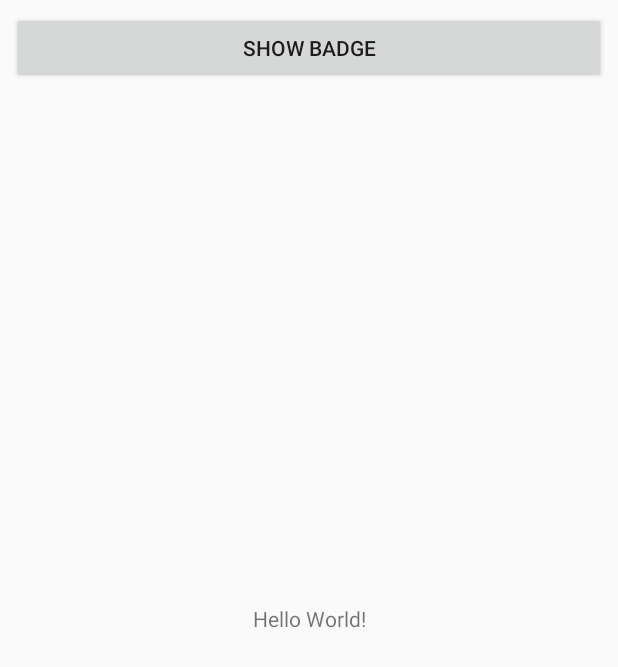
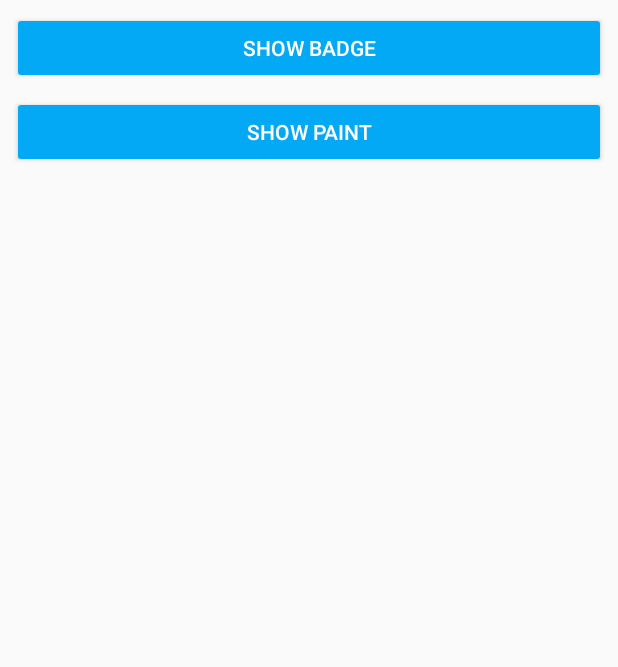
Before and after one commit to zac4j/view-component, an Android app: the screen it shows after launch (MainActivity), on a phone screen of 412 x 824 dp. Shown: the top 667 px of the screen. Run offline under Robolectric (Android 15) with nearby library versions, the phone set to English and light mode, and no system bars; our stand-ins replace data binding; 1 statement that could not run was skipped.

Commit message:
[feature] add mini paint part

```diff
--- a/app/build.gradle
+++ b/app/build.gradle
@@ -3,11 +3,11 @@ apply plugin: 'kotlin-android'
 apply plugin: 'kotlin-android-extensions'
 
 android {
-  compileSdkVersion 30
+  compileSdkVersion 29
   defaultConfig {
     applicationId "com.zac4j.sample"
     minSdkVersion 21
-    targetSdkVersion 30
+    targetSdkVersion 29
     versionCode 1
     versionName "1.0"
   }
@@ -21,7 +21,7 @@ android {
 }
 
 dependencies {
-  compile project(':widget')
+  implementation project(':widget')
   implementation 'androidx.appcompat:appcompat:1.2.0'
   implementation 'androidx.constraintlayout:constraintlayout:2.0.1'
   implementation 'com.google.android.material:material:1.2.1'
--- a/app/src/main/java/com/zac4j/sample/MainActivity.kt
+++ b/app/src/main/java/com/zac4j/sample/MainActivity.kt
@@ -1,29 +1,39 @@
 package com.zac4j.sample
 
-import android.app.Activity
 import android.os.Bundle
 import android.view.View
 import android.view.View.OnClickListener
-import android.widget.TextView
+import androidx.appcompat.app.AppCompatActivity
 import com.zac4j.sample.R.id
 import com.zac4j.sample.R.layout
-import com.zac4j.widget.BadgeView
+import com.zac4j.sample.databinding.ActivityMainBinding
 
-class MainActivity : Activity(), OnClickListener {
-  private var mContentTextView: TextView? = null
+class MainActivity : AppCompatActivity(), OnClickListener {
+
+  private var binding: ActivityMainBinding? = null
+
   override fun onCreate(savedInstanceState: Bundle?) {
     super.onCreate(savedInstanceState)
     setContentView(layout.activity_main)
-    mContentTextView = findViewById(id.main_tv_text)
-    findViewById<View>(id.main_btn_show_badge).setOnClickListener(this)
+
+    binding = ActivityMainBinding.inflate(layoutInflater)
   }
 
   override fun onClick(view: View) {
     when (view.id) {
       id.main_btn_show_badge -> {
-        val badgeView = BadgeView(this@MainActivity, mContentTextView)
-        badgeView.increment(10)
-        badgeView.show()
+//        val badgeView = BadgeView(this@MainActivity, mContentTextView)
+//        badgeView.increment(10)
+//        badgeView.show()
+      }
+      id.main_btn_show_paint -> {
+        val fragment = supportFragmentManager.findFragmentById(id.main_container)
+        if (fragment == null) {
+          val page = MiniPaintFragment()
+          supportFragmentManager.beginTransaction()
+              .add(id.main_container, page)
+              .commit()
+        }
       }
     }
   }
--- a/app/src/main/res/layout/activity_main.xml
+++ b/app/src/main/res/layout/activity_main.xml
@@ -1,31 +1,53 @@
 <?xml version="1.0" encoding="utf-8"?>
-<androidx.constraintlayout.widget.ConstraintLayout xmlns:android="http://schemas.android.com/apk/res/android"
+<layout xmlns:android="http://schemas.android.com/apk/res/android"
   xmlns:app="http://schemas.android.com/apk/res-auto"
-  xmlns:tools="http://schemas.android.com/tools"
+  xmlns:tools="http://schemas.android.com/tools">
+
+  <data>
+
+  </data>
+
+  <androidx.constraintlayout.widget.ConstraintLayout
     android:layout_width="match_parent"
     android:layout_height="match_parent"
     tools:context="com.zac4j.sample.MainActivity">
 
-  <TextView
-    android:id="@id/main_tv_text"
-    android:layout_width="wrap_content"
-    android:layout_height="wrap_content"
-    android:text="Hello World!"
-    app:layout_constraintBottom_toBottomOf="parent"
-    app:layout_constraintLeft_toLeftOf="parent"
-    app:layout_constraintRight_toRightOf="parent"
-    app:layout_constraintTop_toTopOf="parent" />
-
     <Button
       android:id="@id/main_btn_show_badge"
+      style="@style/Widget.AppCompat.Button.Colored"
       android:layout_width="0dp"
       android:layout_height="48dp"
       android:layout_marginStart="8dp"
       android:layout_marginTop="8dp"
       android:layout_marginEnd="8dp"
-    android:text="@string/badge"
+      android:onClick="onClick"
+      android:text="@string/show_badge"
       app:layout_constraintEnd_toEndOf="parent"
       app:layout_constraintStart_toStartOf="parent"
       app:layout_constraintTop_toTopOf="parent" />
 
+    <Button
+      android:id="@id/main_btn_show_paint"
+      style="@style/Widget.AppCompat.Button.Colored"
+      android:layout_width="0dp"
+      android:layout_height="48dp"
+      android:layout_marginStart="8dp"
+      android:layout_marginTop="8dp"
+      android:layout_marginEnd="8dp"
+      android:onClick="onClick"
+      android:text="@string/show_paint"
+      app:layout_constraintEnd_toEndOf="parent"
+      app:layout_constraintStart_toStartOf="parent"
+      app:layout_constraintTop_toBottomOf="@id/main_btn_show_badge" />
+
+    <FrameLayout
+      android:id="@+id/main_container"
+      android:layout_width="0dp"
+      android:layout_height="0dp"
+      app:layout_constraintBottom_toBottomOf="parent"
+      app:layout_constraintEnd_toEndOf="parent"
+      app:layout_constraintStart_toStartOf="parent"
+      app:layout_constraintTop_toBottomOf="@id/main_btn_show_paint" />
+
   </androidx.constraintlayout.widget.ConstraintLayout>
+</layout>
--- a/app/src/main/res/values/ids.xml
+++ b/app/src/main/res/values/ids.xml
@@ -2,4 +2,5 @@
 <resources>
   <item name="main_tv_text" type="id"/>
   <item name="main_btn_show_badge" type="id"/>
+  <item name="main_btn_show_paint" type="id"/>
 </resources>
--- a/app/src/main/res/values/strings.xml
+++ b/app/src/main/res/values/strings.xml
@@ -1,4 +1,5 @@
 <resources>
   <string name="app_name">ViewComponent</string>
-  <string name="badge">show badge</string>
+  <string name="show_badge">show badge</string>
+  <string name="show_paint">show paint</string>
 </resources>
--- a/app/src/main/res/values/styles.xml
+++ b/app/src/main/res/values/styles.xml
@@ -1,11 +1,11 @@
 <resources>
 
   <!-- Base application theme. -->
-  <style name="AppTheme" parent="Theme.AppCompat.Light.DarkActionBar">
+  <style name="AppTheme" parent="Theme.AppCompat.Light.NoActionBar">
     <!-- Customize your theme here. -->
     <item name="colorPrimary">@color/colorPrimary</item>
     <item name="colorPrimaryDark">@color/colorPrimaryDark</item>
-    <item name="colorAccent">@color/colorAccent</item>
+    <item name="colorAccent">#03A9F4</item>
   </style>
 
 </resources>
--- a/gradle.properties
+++ b/gradle.properties
@@ -10,7 +10,8 @@
 # Specifies the JVM arguments used for the daemon process.
 # The setting is particularly useful for tweaking memory settings.
 org.gradle.jvmargs=-Xmx1536m
-
+android.useAndroidX=true
+android.enableJetifier=true
 # When configured, Gradle will run in incubating parallel mode.
 # This option should only be used with decoupled projects. More details, visit
 # http://www.gradle.org/docs/current/userguide/multi_project_builds.html#sec:decoupled_projects
--- /dev/null
+++ b/widget/src/main/res/values/colors.xml
@@ -0,0 +1,5 @@
+<?xml version="1.0" encoding="utf-8"?>
+<resources>
+  <color name="colorBackground">#FFFF5500</color>
+  <color name="colorPaint">#FFFFEB3B</color>
+</resources>
--- a/widget/src/main/res/values/strings.xml
+++ b/widget/src/main/res/values/strings.xml
@@ -1,3 +1,5 @@
 <resources>
   <string name="app_name">View</string>
+  <string name="canvasContentDescription">Mini Paint is a simple line drawing app.
+   Drag your fingers to draw. Rotate the phone to clear.</string>
 </resources>
```
Also changed, not shown: app/src/main/java/com/zac4j/sample/MiniPaintFragment.kt (added, +28 -0 lines), widget/build.gradle (+5 -4 lines), widget/src/main/java/com/zac4j/widget/MiniPaint.kt (added, +130 -0 lines). Lines whose indentation alone changed are shown as unchanged.
